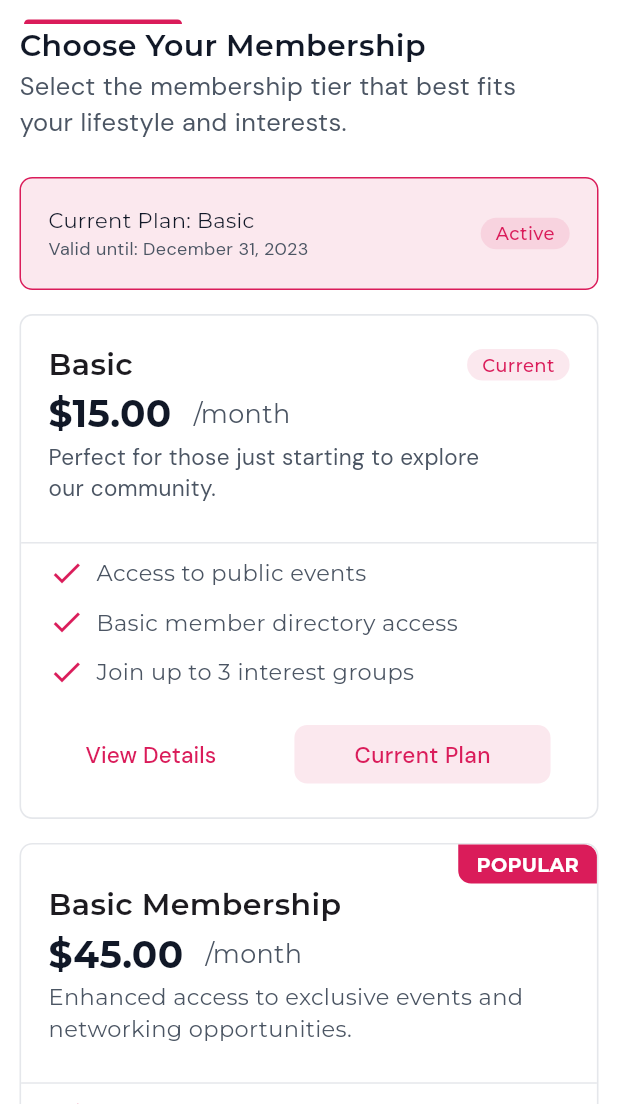
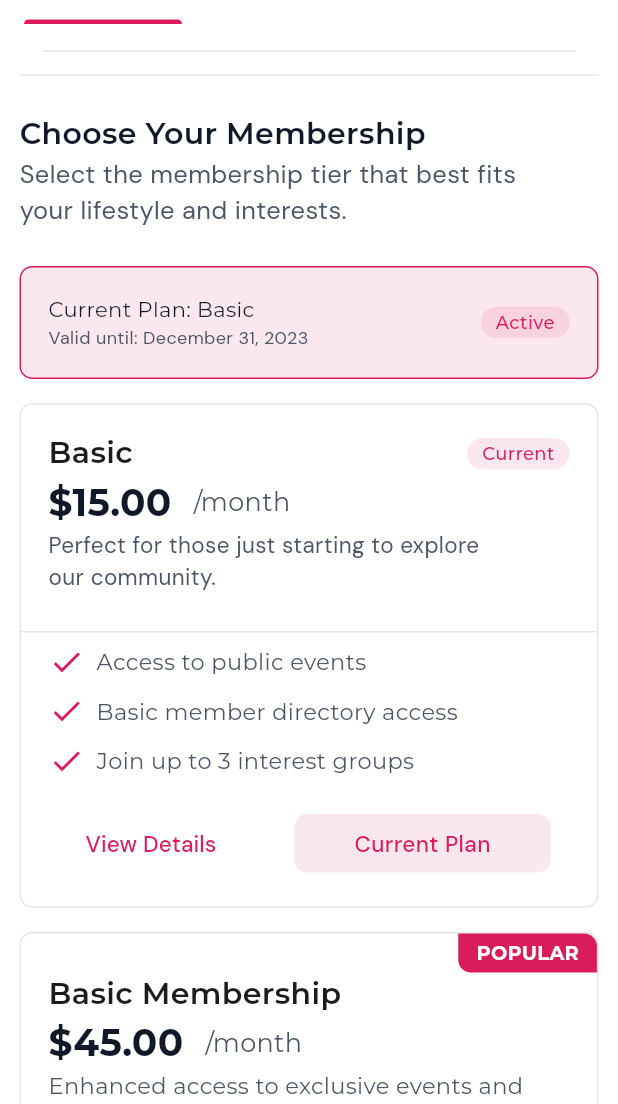
Before and after one commit to basmalahesham/demo, a Flutter app: the screen it shows after launch, on a phone screen of 412 x 824 dp, the part 132-1236 px from its top. Run offline on Flutter 3.47's test engine with Material 3 defaults, Android fonts, the phone set to English and light mode, and no system bars; our stand-ins replace device_preview, flutter_screenutil, flutter_svg, google_fonts.

Commit message:
finish screen 1

```diff
--- a/lib/features/membership/presentation/views/widgets/membership_view_body.dart
+++ b/lib/features/membership/presentation/views/widgets/membership_view_body.dart
@@ -20,6 +20,10 @@ class MembershipViewBody extends StatelessWidget {
             child: Column(
               crossAxisAlignment: CrossAxisAlignment.start,
               children: [
+                SizedBox(height: 10),
+                Divider(color: Color(0xFFE5E7EB), endIndent: 15, indent: 15),
+                Divider(color: Color(0xFFE5E7EB)),
+                SizedBox(height: 17.3),
                 Column(
                   crossAxisAlignment: CrossAxisAlignment.start,
                   children: [
@@ -60,7 +64,6 @@ class MembershipViewBody extends StatelessWidget {
                     color: Color(0xFF111827),
                   ),
                 ),
-
               ],
             ),
           ),
```
